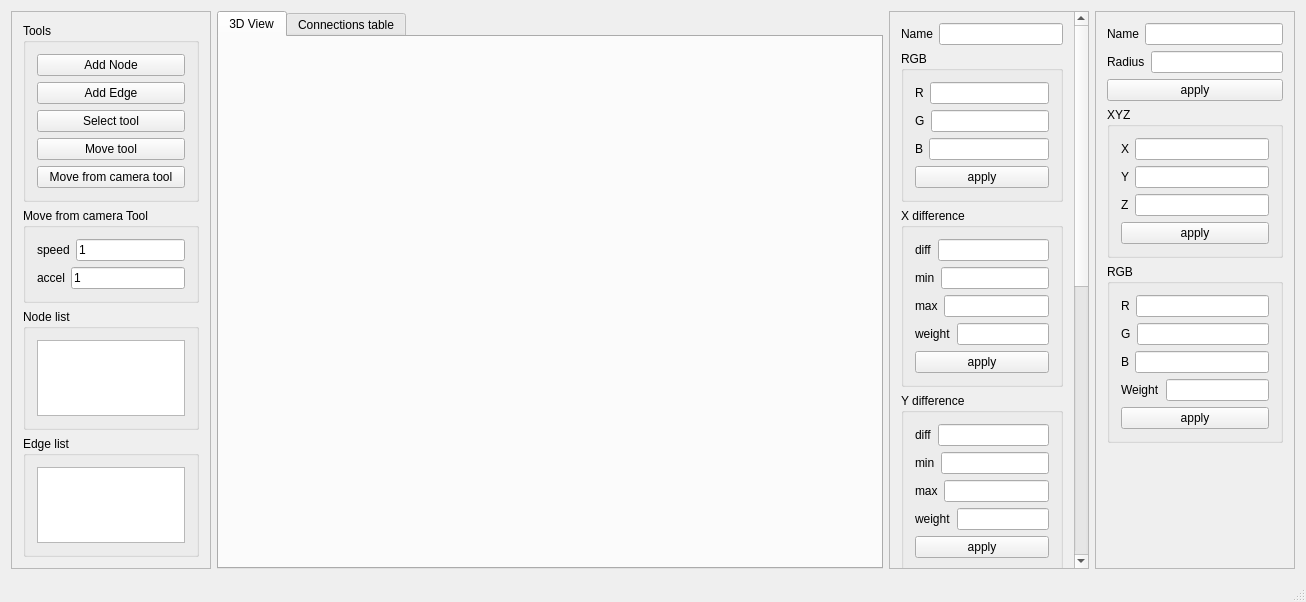
The window that mainwindow.ui (Silobrlst/qtIrrlicht4) describes before a commit, drawn with Qt 5.
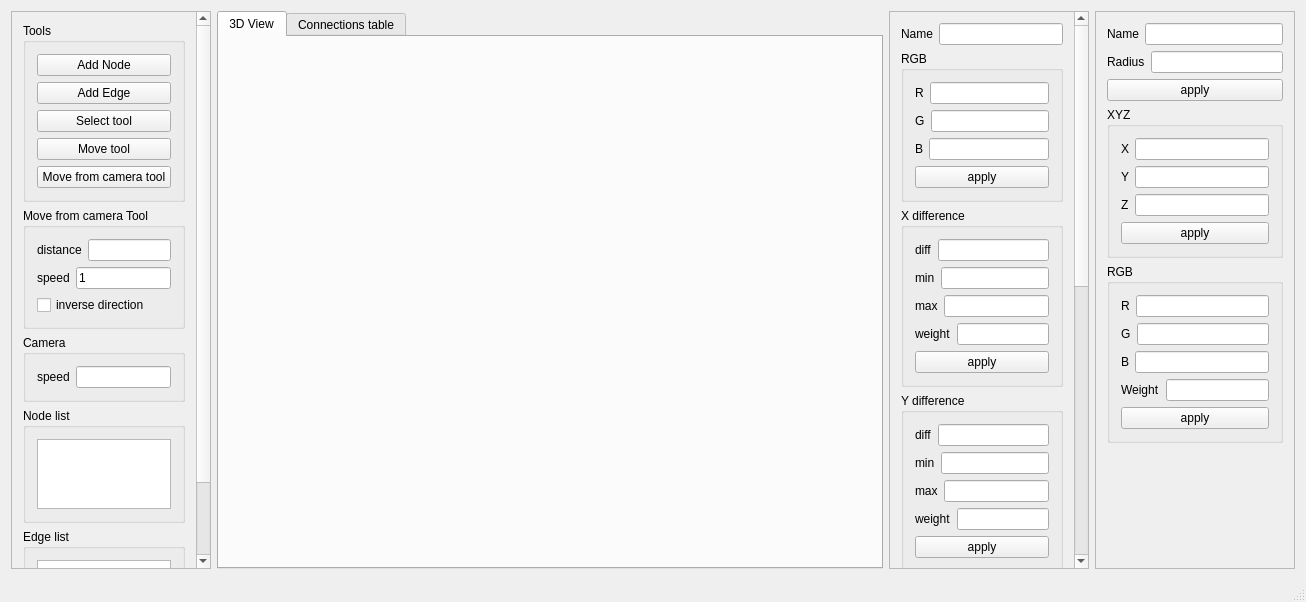
The same window after the commit. Custom widgets are drawn as their Qt base class.

Patch:
```diff
--- a/mainwindow.ui
+++ b/mainwindow.ui
@@ -40,8 +40,8 @@
         <rect>
          <x>0</x>
          <y>0</y>
-         <width>198</width>
-         <height>540</height>
+         <width>193</width>
+         <height>639</height>
         </rect>
        </property>
        <layout class="QVBoxLayout" name="verticalLayout_11">
@@ -100,37 +100,71 @@
            <string>Move from camera Tool</string>
           </property>
           <layout class="QVBoxLayout" name="verticalLayout">
-           <item>
-            <layout class="QHBoxLayout" name="horizontalLayout_16">
-             <item>
-              <widget class="QLabel" name="label_26">
-               <property name="text">
-                <string>speed</string>
-               </property>
-              </widget>
-             </item>
-             <item>
-              <widget class="QLineEdit" name="lineEdit">
-               <property name="text">
-                <string>1</string>
-               </property>
-              </widget>
-             </item>
-            </layout>
-           </item>
            <item>
             <layout class="QHBoxLayout" name="horizontalLayout_17">
              <item>
               <widget class="QLabel" name="label_27">
                <property name="text">
-                <string>accel</string>
+                <string>distance</string>
                </property>
               </widget>
              </item>
              <item>
-              <widget class="QLineEdit" name="lineEdit_2">
+              <widget class="QLineEdit" name="moveFromCameraSpeed_2">
+               <property name="text">
+                <string/>
+               </property>
+              </widget>
+             </item>
+            </layout>
+           </item>
+           <item>
+            <layout class="QHBoxLayout" name="horizontalLayout_16">
+             <item>
+              <widget class="QLabel" name="label_26">
+               <property name="text">
+                <string>speed</string>
+               </property>
+              </widget>
+             </item>
+             <item>
+              <widget class="QLineEdit" name="moveFromCameraSpeed">
                <property name="text">
                 <string>1</string>
+               </property>
+              </widget>
+             </item>
+            </layout>
+           </item>
+           <item>
+            <widget class="QCheckBox" name="moveFromCameraInverse">
+             <property name="text">
+              <string>inverse direction</string>
+             </property>
+            </widget>
+           </item>
+          </layout>
+         </widget>
+        </item>
+        <item>
+         <widget class="QGroupBox" name="groupBox_6">
+          <property name="title">
+           <string>Camera</string>
+          </property>
+          <layout class="QVBoxLayout" name="verticalLayout_12">
+           <item>
+            <layout class="QHBoxLayout" name="horizontalLayout_30">
+             <item>
+              <widget class="QLabel" name="label_28">
+               <property name="text">
+                <string>speed</string>
+               </property>
+              </widget>
+             </item>
+             <item>
+              <widget class="QLineEdit" name="lineEdit_3">
+               <property name="text">
+                <string/>
                </property>
               </widget>
              </item>
```
Left out of the diff: 4 changed lines with no effect on the pictures.
